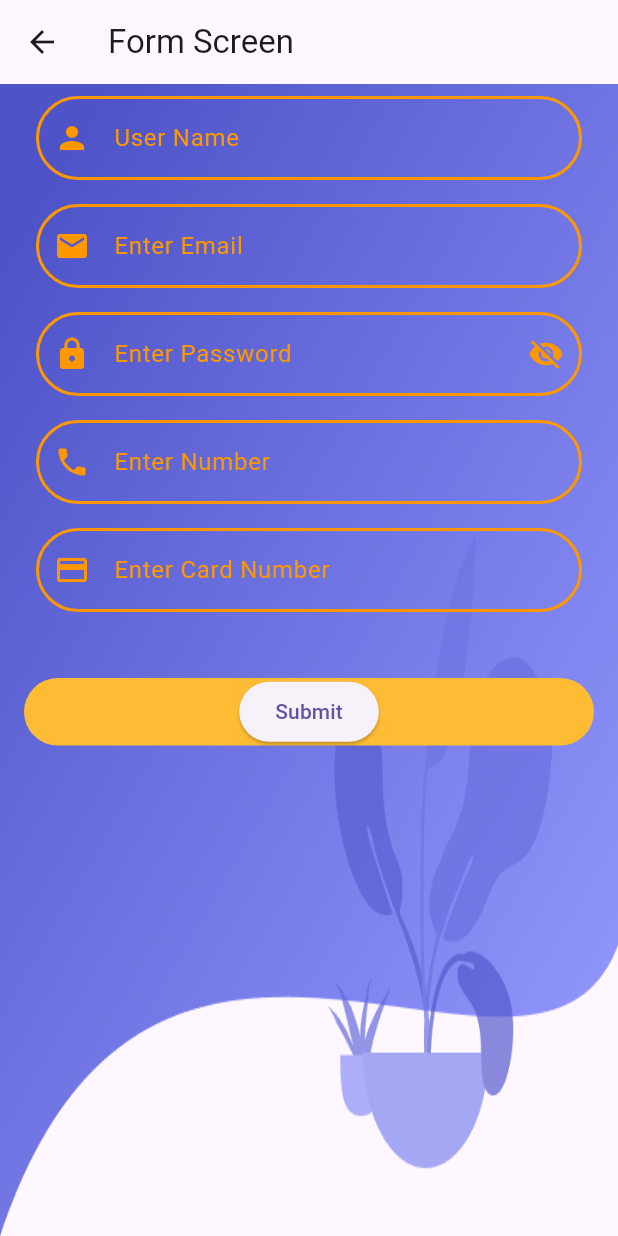
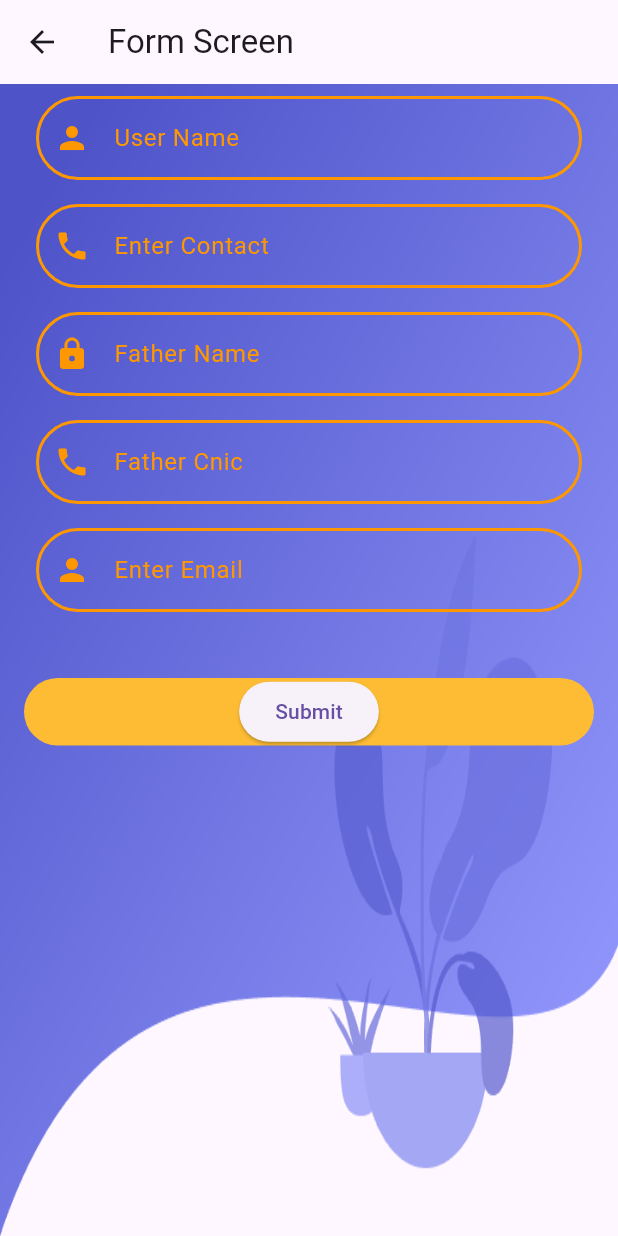
Before and after one commit to Shahbazjunejo/awss, a Flutter app: the SubmitForm screen opened directly, after a tap on "Submit", on a phone screen of 412 x 824 dp. Run offline on Flutter 3.47's test engine with Material 3 defaults, Android fonts, the phone set to English and light mode, and no system bars; our stand-ins replace connectivity, shared_preferences, sqflite; missing offline and left inert: flutter_animated_button; accounts and stored records are empty.

```diff
--- a/lib/DatabaseHelper.dart
+++ b/lib/DatabaseHelper.dart
@@ -2,11 +2,12 @@ import 'dart:async';
 import 'dart:io';
 import 'package:path/path.dart';
 import 'package:path_provider/path_provider.dart';
+import 'package:sindhsupportunit/widgets/SyncDataScreen.dart';
 import 'package:sqflite/sqflite.dart';
 
 class DatabaseHelper {
   static final _databaseName = "SindhSupportUnitprogram";
-  static final _databaseVersion = 3;
+  static final _databaseVersion = 5;
 
   static final table = 'login_table';
   static final columnId = 'id';
@@ -15,9 +16,11 @@ class DatabaseHelper {
   static final columnPassword = 'password';
   static final columnaccessToken = 'access_token';
   static final columnemail = 'Email';
+  static final columnsync = 'sync';
   static final columncontact = 'Contact';
   static final columncnic = 'Cnic';
-
+  static final columnfatherName='fathername';
+  static final columnfathercnic='fathercnic';
 
   static final tablestudent = 'students';
   static final tableinformationdata = 'informationData';
@@ -60,9 +63,12 @@ class DatabaseHelper {
       CREATE TABLE  IF NOT EXISTS $tablestudent (
         $columnId INTEGER PRIMARY KEY,
         $columnName TEXT ,
-        $columnAge INTEGER ,
-        $columnGrade TEXT  ,
-        $columnAddress TEXT
+        $columncontact TEXt ,
+        $columnfatherName TEXT  ,
+        $columnfathercnic TEXT,
+        $columnemail TEXT,
+        $columnsync TEXT
+
       )
     ''');
 
@@ -106,16 +112,34 @@ class DatabaseHelper {
     }
 
 
-  Future<int> insertStudent(String name, int age, String grade, String address) async {
+  Future<int> insertStudent(String name, String contact, String fathername, String fathercnic,String email) async {
     Database? db = await instance.database;
     Map<String, dynamic> row = {
       columnName: name,
-      columnAge: age,
-      columnGrade: grade,
-      columnAddress: address,
+      columncontact: contact,
+      columnfatherName: fathername,
+      columnfathercnic: fathercnic,
+      columnemail: email
     };
     return await db?.insert(tablestudent, row)??0;
   }
+
+  Future<List<StudentData>> getItems() async {
+    final Database? db = await database;
+    final List<Map<String, dynamic>>? maps = await db?.query('students');
+    return List.generate(maps!.length, (i) {
+      return  StudentData(
+      //  id: maps[i]['id'],
+        name: maps[i]['username'] ?? '', // Provide default value if null
+        contact: maps[i]['Contact'] ?? '', // Provide default value if null
+        fathername: maps[i]['fathername'] ?? '', // Provide default value if null
+        fatherCNIC: maps[i]['fathercnic'] ?? '', // Provide default value if null
+        email: maps[i]['Email'] ?? '',
+      );
+    });
+  }
+
+
 
   Future<int> insertSchoolData(String? name,String? username,String? email, String?  contact, String? cnic, String? address,String? accessToken) async {
     Database? db = await instance.database;
--- a/lib/SubmitForm.dart
+++ b/lib/SubmitForm.dart
@@ -1,6 +1,8 @@
 import 'package:flutter/material.dart';
 import 'package:http/http.dart' as http;
 import 'package:sindhsupportunit/widgets/custom_text_input.dart';
+
+import 'DatabaseHelper.dart';
 
 class SubmitForm extends StatefulWidget {
   @override
@@ -17,19 +19,23 @@ class _FormScreenState extends State<SubmitForm> {
 
   Future<void> _submitForm() async {
     if (_formKey.currentState!.validate()) {
-      String field1Value = _textFieldController1.text;
-      String field2Value = _textFieldController2.text;
-      String field3Value = _textFieldController3.text;
-      String field4Value = _textFieldController4.text;
-      String field5Value = _textFieldController5.text;
+      String nameValue = _textFieldController1.text;
+      String contactValue = _textFieldController2.text;
+      String fathernameValue = _textFieldController3.text;
+      String father_cnicValue = _textFieldController4.text;
+      String emailValue = _textFieldController5.text;
+
+      await DatabaseHelper.instance.insertStudent(nameValue, contactValue , fathernameValue, father_cnicValue, emailValue);
+
+
 
       // Send data to API
-      try {
+/*      try {
         var response = await http.post(
           Uri.parse('your_api_endpoint'),
           body: {
-            'field1': field1Value,
-            'field2': field2Value,
+            'name': field1Value,
+            'contact': field2Value,
             'field3': field3Value,
             'field4': field4Value,
             'field5': field5Value,
@@ -45,7 +51,7 @@ class _FormScreenState extends State<SubmitForm> {
         }
       } catch (error) {
         print('Network error: $error');
-      }
+      }*/
     }
   }
 
@@ -81,16 +87,16 @@ class _FormScreenState extends State<SubmitForm> {
               ),
               CustomTextInput(
                 textEditController: _textFieldController2,
-                hintTextString: 'Enter Email',
-                inputType: InputType.Email,
+                hintTextString: 'Enter Contact',
+                inputType: InputType.Number,
                 enableBorder: true,
                 cornerRadius: 48.0,
-                maxLength: 24,
+                maxLength: 12,
               ),
               CustomTextInput(
                 textEditController:_textFieldController3,
-                hintTextString: 'Enter Password',
-                inputType: InputType.Password,
+                hintTextString: 'Father Name',
+                inputType: InputType.Default,
                 enableBorder: true,
                 cornerRadius: 48.0,
                 maxLength: 16,
@@ -98,19 +104,19 @@ class _FormScreenState extends State<SubmitForm> {
               ),
               CustomTextInput(
                 textEditController:_textFieldController4,
-                hintTextString: 'Enter Number',
+                hintTextString: 'Father Cnic',
                 inputType: InputType.Number,
                 enableBorder: true,
                 cornerRadius: 48.0,
-                maxLength: 10,
+                maxLength: 20,
               ),
             CustomTextInput(
               textEditController:_textFieldController5,
-              hintTextString: 'Enter Card Number',
-              inputType: InputType.PaymentCard,
+              hintTextString: 'Enter Email',
+              inputType: InputType.Default,
               enableBorder: true,
               cornerRadius: 48.0,
-              maxLength: 10,
+              maxLength: 30,
             ),
               SizedBox(height: 20),
               Container(
--- a/lib/login.dart
+++ b/lib/login.dart
@@ -203,6 +203,10 @@ await DatabaseHelper.instance.insertSchoolData(root.data?.name, root.data?.usern
       );
     } else {
       // Login failed
+      _showMyDialog("Wrong username or password");
+      setState(() {
+        _isLoading = false;
+      });
       print('Login failed');
     }
   }
```
Also changed, not shown: lib/home_screen.dart (+5 -2 lines), lib/widgets/Schooldata.dart (+115 -8 lines), lib/widgets/SyncDataScreen.dart (added, +135 -0 lines).
